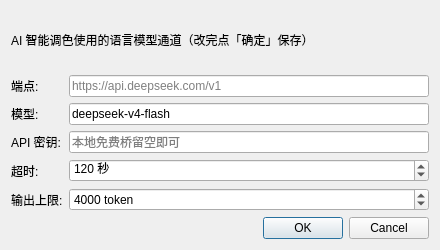
Above: platform/qt/LlmSettingsDialog.ui from kudanhime/magic-lantern-workbench before the change. Below: the same form after it.
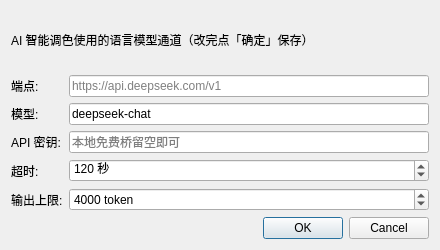
That is the form after the change.

```diff
--- a/platform/qt/LlmSettingsDialog.ui
+++ b/platform/qt/LlmSettingsDialog.ui
@@ -53,7 +53,7 @@
      <item row="1" column="1">
       <widget class="QLineEdit" name="lineEditModel">
        <property name="text">
-        <string>deepseek-v4-flash</string>
+        <string>deepseek-chat</string>
        </property>
       </widget>
      </item>
```
